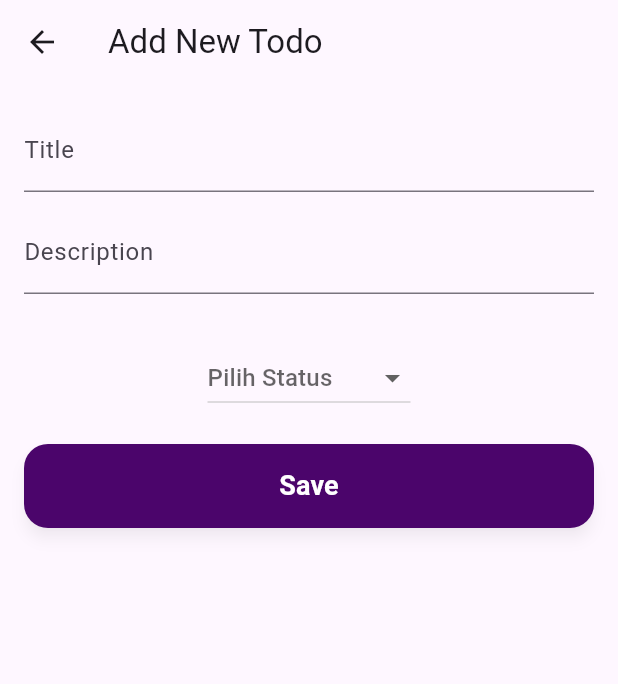
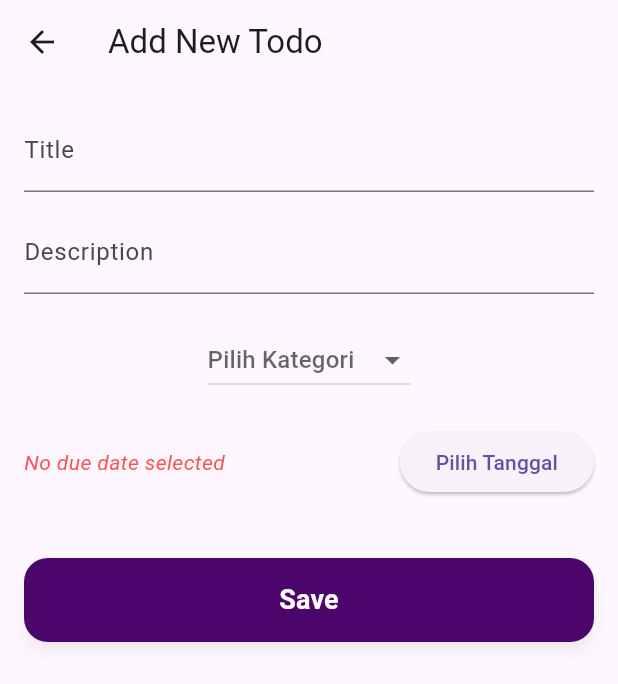
Before and after one commit to robotganteng09/ulangan_pak_aji, a Flutter app: the AddPage screen opened by its route, on a phone screen of 412 x 824 dp. Shown: the top 684 px of the screen. Run offline on Flutter 3.47's test engine with Material 3 defaults, Android fonts, the phone set to English and light mode, and no system bars; our stand-ins replace get.

Commit message:
due Date[MN]

```diff
--- a/lib/controller/editcontroller.dart
+++ b/lib/controller/editcontroller.dart
@@ -9,6 +9,7 @@ class EditTodoController extends GetxController {
   late TextEditingController categoryController;
   late int index;
   RxBool isDone = false.obs;
+  Rx<DateTime?> dueDate = Rx<DateTime?>(null);
 
   final homeController = Get.find<HomeController>();
 
@@ -18,6 +19,7 @@ class EditTodoController extends GetxController {
     descController = TextEditingController(text: todo.Description);
     categoryController = TextEditingController(text: todo.category);
     isDone.value = todo.isDone;
+    dueDate.value = todo.dueDate;
   }
 
   void updateTodo() {
@@ -26,7 +28,8 @@ class EditTodoController extends GetxController {
       titleController.text,
       descController.text,
       isDone.value,
-       categoryController.text,
+      categoryController.text,
+      dueDate.value,
     );
     homeController.todolist[index].category = categoryController.text;
     Get.back();
--- a/lib/pages/addTodoPage.dart
+++ b/lib/pages/addTodoPage.dart
@@ -3,7 +3,6 @@ import 'package:get/get.dart';
 import 'package:ulangan_pak_aji/controller/drop_down_controller.dart';
 import 'package:ulangan_pak_aji/controller/home_controller.dart';
 import 'package:ulangan_pak_aji/widgets/buttonReusable.dart';
-
 
 class AddPage extends StatefulWidget {
   AddPage({super.key});
@@ -14,12 +13,10 @@ class AddPage extends StatefulWidget {
 
 class _AddPageState extends State<AddPage> {
   final titleController = TextEditingController();
-
   final descController = TextEditingController();
 
-  final categoryController = TextEditingController();
-
   String? selectedValue;
+  DateTime? selectedDate;
 
   @override
   Widget build(BuildContext context) {
@@ -41,16 +38,15 @@ class _AddPageState extends State<AddPage> {
               controller: descController,
               decoration: const InputDecoration(labelText: "Description"),
             ),
+            const SizedBox(height: 20),
 
-            const SizedBox(height: 12),
-
-            const SizedBox(height: 20),
+            // Dropdown
             Obx(
               () => DropdownButton<String>(
                 value: dropdown.selectedValue.value.isEmpty
                     ? null
                     : dropdown.selectedValue.value,
-                hint: const Text('Pilih Status'),
+                hint: const Text('Pilih Kategori'),
                 items: dropdown.pilihan
                     .map(
                       (item) =>
@@ -67,6 +63,42 @@ class _AddPageState extends State<AddPage> {
                 },
               ),
             ),
+            const SizedBox(height: 20),
+
+            // Date picker
+            Row(
+              children: [
+                Expanded(
+                  child: Text(
+                    selectedDate != null
+                        ? "Due Date: ${selectedDate!.day}/${selectedDate!.month}/${selectedDate!.year}"
+                        : "No due date selected",
+                    style: const TextStyle(
+                      fontSize: 14,
+                      color: Colors.redAccent,
+                      fontStyle: FontStyle.italic,
+                    ),
+                  ),
+                ),
+                ElevatedButton(
+                  onPressed: () async {
+                    final picked = await showDatePicker(
+                      context: context,
+                      initialDate: selectedDate ?? DateTime.now(),
+                      firstDate: DateTime(2000),
+                      lastDate: DateTime(2100),
+                    );
+                    if (picked != null) {
+                      setState(() {
+                        selectedDate = picked;
+                      });
+                    }
+                  },
+                  child: const Text("Pilih Tanggal"),
+                ),
+              ],
+            ),
+            const SizedBox(height: 20),
 
             CustomButton(
               text: "Save",
@@ -74,8 +106,8 @@ class _AddPageState extends State<AddPage> {
                 homeController.addList(
                   titleController.text,
                   descController.text,
-
                   selectedValue ?? "",
+                  selectedDate,
                 );
                 Get.back();
               },
--- a/lib/widgets/listArray.dart
+++ b/lib/widgets/listArray.dart
@@ -3,12 +3,13 @@ class ToDoLIst {
   String Description;
   bool isDone;
   String category;
+  DateTime? dueDate;
 
   ToDoLIst({
     required this.Title,
     required this.Description,
     required this.isDone,
-
+    this.dueDate,
     required this.category,
   });
 }
```
Also changed, not shown: lib/controller/home_controller.dart (+14 -4 lines), lib/pages/editTodoPage.dart (+64 -4 lines), lib/pages/homePage.dart (+12 -3 lines).
